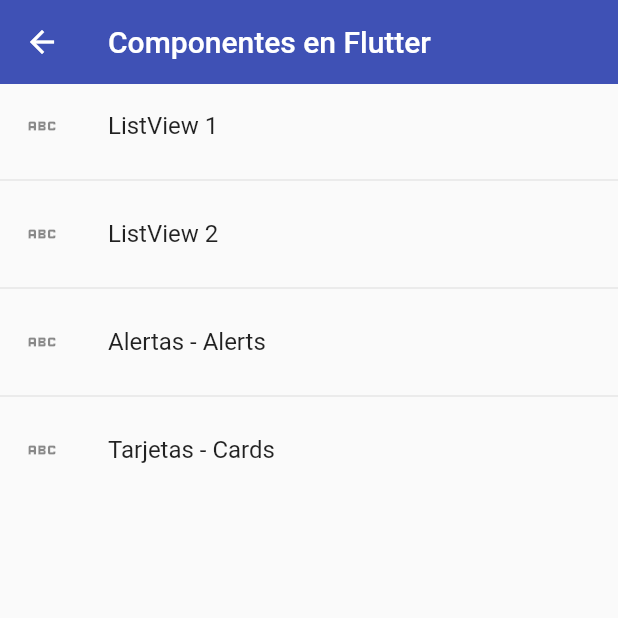
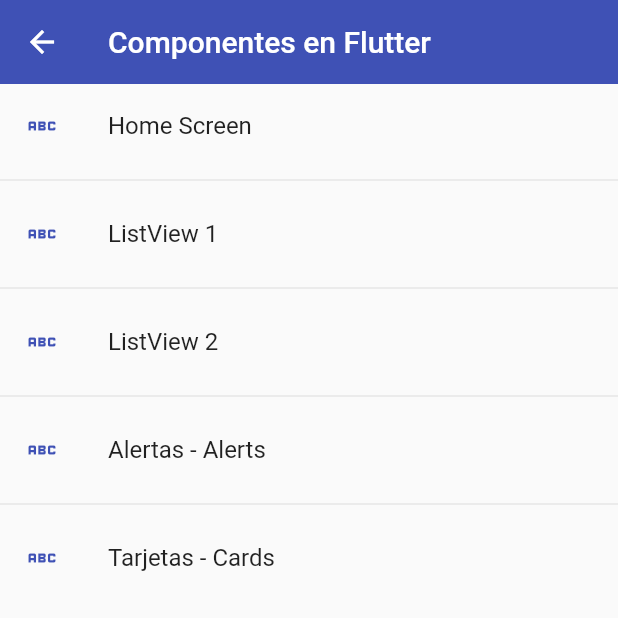
Before and after one commit to javilledo/curso-flutter, a Flutter app: the HomeScreen screen opened directly, on a phone screen of 412 x 824 dp, the top half of it. Run offline on Flutter 3.47's test engine with Material 2 defaults, Android fonts, the phone set to English and light mode, and no system bars; statements that could not run were skipped.

Commit message:
Several changes

```diff
--- a/fl_components/lib/main.dart
+++ b/fl_components/lib/main.dart
@@ -1,4 +1,5 @@
 import 'package:fl_components/router/app_routes.dart';
+import 'package:fl_components/theme/app_theme.dart';
 import 'package:flutter/material.dart';
 
 void main() => runApp(const MyApp());
@@ -7,6 +8,7 @@
 
   const MyApp({Key? key}) : super(key: key);
 
+
   @override
   Widget build(BuildContext context) {
     return MaterialApp(
@@ -14,6 +16,7 @@
       initialRoute: AppRoutes.initialRoute,
       routes: AppRoutes.getAppRoutes(),
       onGenerateRoute: AppRoutes.onGeneratedRoute,
+      theme: AppTheme.lightTheme
     );
   }
 }
--- a/fl_components/lib/router/app_routes.dart
+++ b/fl_components/lib/router/app_routes.dart
@@ -8,7 +8,8 @@
   static const initialRoute = 'home';
 
   static final List<MenuOption> menuOptions = [
-    // MenuOption(route: 'home', icon: Icons.abc, name: 'Home Screen', screen: const HomeScreen()),
+    //TODO: Quitar home
+    MenuOption(route: 'home', icon: Icons.abc, name: 'Home Screen', screen: const HomeScreen()),
     MenuOption(route: 'listview1', icon: Icons.abc, name: 'ListView 1', screen: const ListView1Screen()),
     MenuOption(route: 'listview2', icon: Icons.abc, name: 'ListView 2', screen: const ListView2Screen()),
     MenuOption(route: 'alert', icon: Icons.abc, name: 'Alertas - Alerts', screen: const AlertScreen()),
--- a/fl_components/lib/screens/home_screen.dart
+++ b/fl_components/lib/screens/home_screen.dart
@@ -1,3 +1,4 @@
+import 'package:fl_components/theme/app_theme.dart';
 import 'package:flutter/material.dart';
 
 import 'package:fl_components/router/app_routes.dart';
@@ -11,12 +12,12 @@
     return Scaffold(
       appBar: AppBar(
         title: const Text('Componentes en Flutter'),
-        backgroundColor: Colors.indigo,
-        elevation: 0,
+        // backgroundColor: Colors.indigo,
+        // elevation: 0,
       ),
       body: ListView.separated(
         itemBuilder: (context, i) => ListTile(
-          leading: Icon(AppRoutes.menuOptions[i].icon),
+          leading: Icon(AppRoutes.menuOptions[i].icon, color: AppTheme.primaryColor,),
           title: Text(AppRoutes.menuOptions[i].name),
           onTap: () {
             // final route = MaterialPageRoute(
--- a/fl_components/lib/screens/listview2_screen.dart
+++ b/fl_components/lib/screens/listview2_screen.dart
@@ -14,8 +14,8 @@
     return Scaffold(
         appBar: AppBar(
           title: const Text('ListView Tipo 2'),
-          elevation: 0,
-          backgroundColor: Colors.indigo,
+          // elevation: 0,
+          // backgroundColor: Colors.indigo,
           ),
         body: ListView.separated(
           itemCount: options.length,
@@ -23,7 +23,7 @@
             title: Text(options[index]),
             trailing: const Icon(
               Icons.arrow_forward_ios_outlined,
-              color: Colors.indigo,
+              // color: Colors.indigo,
               ),
             onTap: () {
               final game = options[index];
--- /dev/null
+++ b/fl_components/lib/theme/app_theme.dart
@@ -0,0 +1,17 @@
+import 'package:flutter/material.dart';
+
+class AppTheme {
+
+  static const Color  primaryColor = Colors.indigo;
+  static const double elevation    = 0;
+
+  static final ThemeData lightTheme = ThemeData.light().copyWith(
+    primaryColor: primaryColor,
+    appBarTheme: const AppBarTheme(color: primaryColor, elevation: elevation));
+
+  static final ThemeData darkTheme = ThemeData.dark().copyWith(
+    primaryColor: primaryColor,
+    appBarTheme: const AppBarTheme(color: primaryColor, elevation: elevation),
+    scaffoldBackgroundColor: Colors.black);
+
+}
```
Also changed, not shown: fl_components/lib/screens/card_screen.dart (+21 -4 lines).
